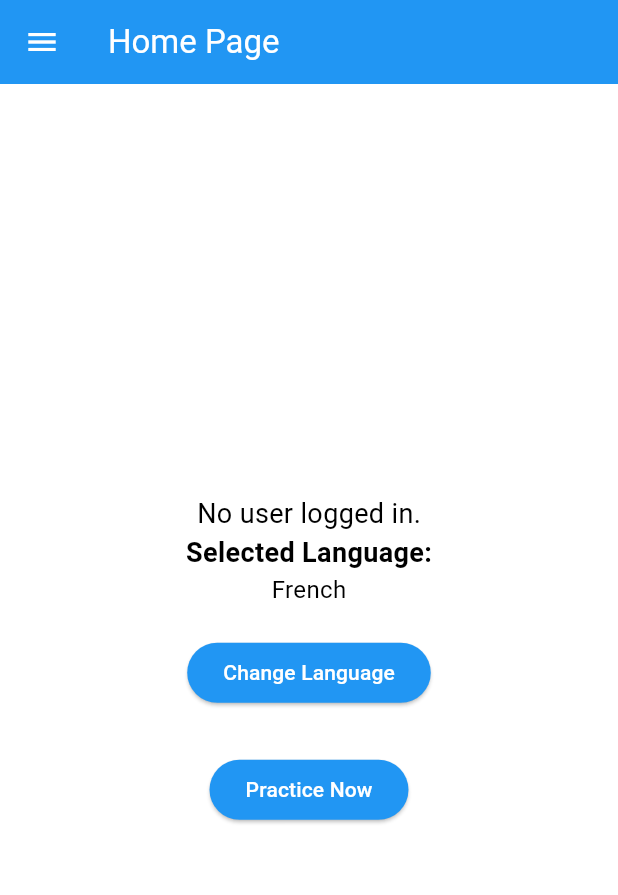
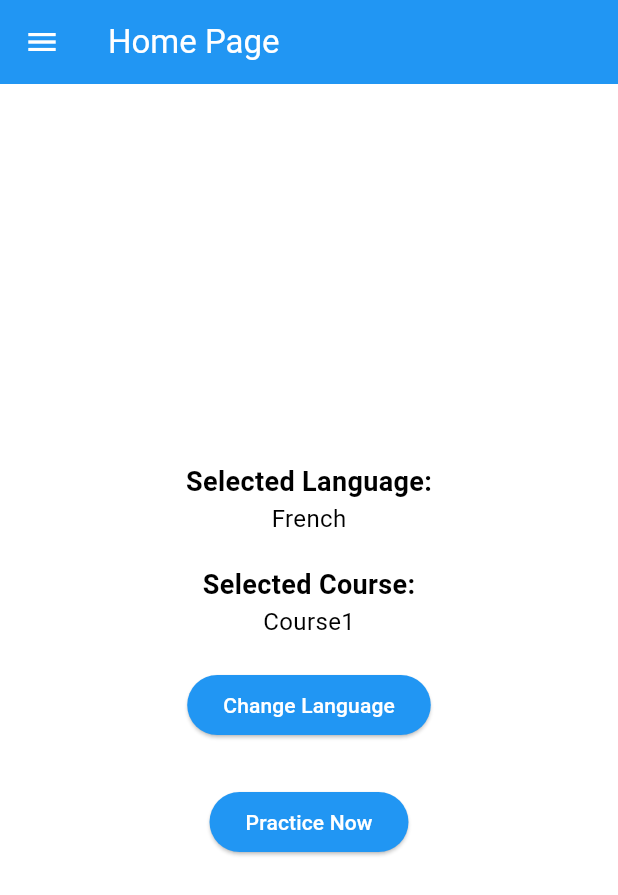
Before and after one commit to DenzelHuang/se_wmp_project, a Flutter app: the HomePage screen opened directly, on a phone screen of 412 x 824 dp. Shown: the top 895 px of the screen. Run offline on Flutter 3.47's test engine with Material 3 defaults, Android fonts, the phone set to English and light mode, and no system bars; our stand-ins replace cloud_firestore, firebase_auth, firebase_core, flutter_tts, image_picker; missing offline and left inert: google_mlkit_text_recognition, translator; accounts and stored records are empty.

Commit message:
Added Text Selected Course in Home
Text is currently static.
Commented out deprecated features.

```diff
--- a/lib/pages/home_page.dart
+++ b/lib/pages/home_page.dart
@@ -1,6 +1,6 @@
 import 'package:flutter/material.dart';
 import 'package:provider/provider.dart';
-import 'package:se_wmp_project/providers/user_provider.dart';
+// import 'package:se_wmp_project/providers/user_provider.dart';
 import 'package:se_wmp_project/widgets/app_drawer.dart';
 import 'package:se_wmp_project/providers/language_provider.dart';
 import 'package:se_wmp_project/pages/practice_page.dart';
@@ -13,8 +13,8 @@ class HomePage extends StatelessWidget {
     // Access the LanguageProvider to get the current selected language
     final languageProvider = Provider.of<LanguageProvider>(context);
     // Access the UserProvider to get the currently logged in user for UID demo
-    final userProvider = Provider.of<UserProvider>(context);
-    final uid = userProvider.uid;
+    // final userProvider = Provider.of<UserProvider>(context);
+    // final uid = userProvider.uid;
 
     return Scaffold(
       appBar: AppBar(title: const Text("Home Page")),
@@ -23,13 +23,13 @@ class HomePage extends StatelessWidget {
         child: Column(
           mainAxisSize: MainAxisSize.min,
           children: [
-            // UID Demo
-            Text(
-              uid != null
-                ? "$uid"
-                : "No user logged in.",
-              style: const TextStyle(fontSize: 18),
-            ),
+            // // UID Demo
+            // Text(
+            //   uid != null
+            //     ? "$uid"
+            //     : "No user logged in.",
+            //   style: const TextStyle(fontSize: 18),
+            // ),
             // Display the current selected language
             const Text(
               "Selected Language:",
@@ -37,6 +37,17 @@ class HomePage extends StatelessWidget {
             ),
             Text(
               languageProvider.selectedLanguage, // Show the selected language
+              style: const TextStyle(fontSize: 16),
+            ),
+            const SizedBox(height: 20),
+
+            // Display the currently selected course
+            const Text(
+              "Selected Course:",
+              style: TextStyle(fontSize: 18, fontWeight: FontWeight.bold),
+            ),
+            Text(
+              "Course1", // Show the selected language
               style: const TextStyle(fontSize: 16),
             ),
             const SizedBox(height: 20),
--- a/lib/pages/scanner_page.dart
+++ b/lib/pages/scanner_page.dart
@@ -240,12 +240,12 @@ class _ScannerPageState extends State<ScannerPage> {
                     const SizedBox(width: 10), // Add spacing between the buttons
 
                     // Add to Dictionary button
-                    Expanded(child:
-                      ElevatedButton(
-                        onPressed: () {}, // Placeholder function
-                        child: const Text("Add to Dictionary"),
-                      ),
-                    ),
+                    // Expanded(child:
+                    //   ElevatedButton(
+                    //     onPressed: () {}, // Placeholder function
+                    //     child: const Text("Add to Dictionary"),
+                    //   ),
+                    // ),
                   ],
                 ),
                 const SizedBox(height: 10),
```
Also changed, not shown: 1 other file.
